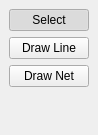
Old version of the form ui/ToolsDock.ui in the repository igorizyumin/pyschem.
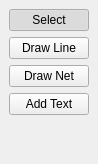
New version of the form.

Commit message: add text tool

Diff of the .ui file:
```diff
--- a/ui/ToolsDock.ui
+++ b/ui/ToolsDock.ui
@@ -7,7 +7,7 @@
     <x>0</x>
     <y>0</y>
     <width>98</width>
-    <height>135</height>
+    <height>164</height>
    </rect>
   </property>
   <property name="sizePolicy">
@@ -69,6 +69,22 @@
       </property>
      </widget>
     </item>
+    <item>
+     <widget class="QPushButton" name="textBtn">
+      <property name="text">
+       <string>Add Text</string>
+      </property>
+      <property name="checkable">
+       <bool>true</bool>
+      </property>
+      <property name="autoExclusive">
+       <bool>true</bool>
+      </property>
+      <property name="flat">
+       <bool>false</bool>
+      </property>
+     </widget>
+    </item>
     <item>
      <spacer name="verticalSpacer">
       <property name="orientation">
```
The commit also changes 4 other files.
